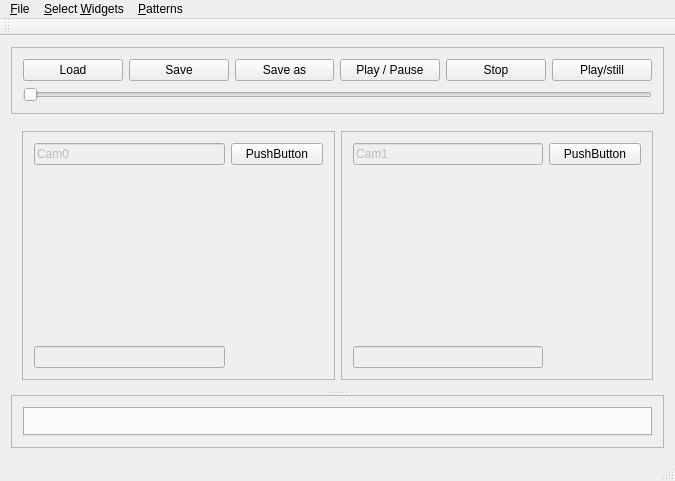
afigegoznaet/CamDemo, file mainwindow.ui: the form before one commit.
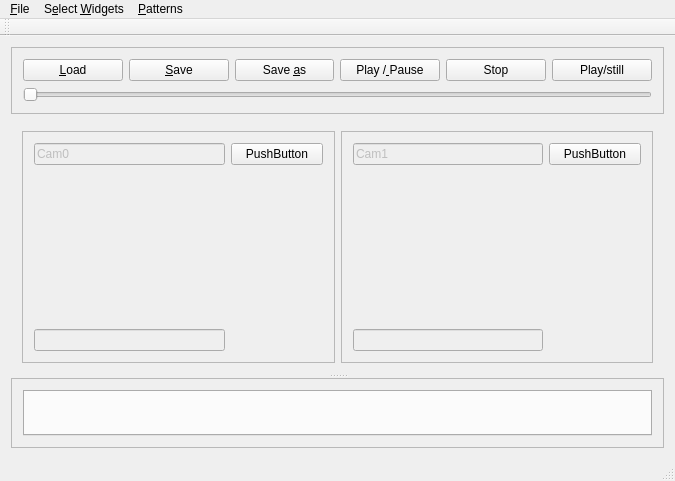
The form after the commit. Custom widgets are drawn as their Qt base class.

What changed in the file:
```diff
--- a/mainwindow.ui
+++ b/mainwindow.ui
@@ -29,28 +29,28 @@
          <item>
           <widget class="QPushButton" name="pushButton">
            <property name="text">
-            <string>Load</string>
+            <string>&amp;Load</string>
            </property>
           </widget>
          </item>
          <item>
           <widget class="QPushButton" name="pushButton_2">
            <property name="text">
-            <string>Save</string>
+            <string>&amp;Save</string>
            </property>
           </widget>
          </item>
          <item>
           <widget class="QPushButton" name="pushButton_3">
            <property name="text">
-            <string>Save as</string>
+            <string>Save &amp;as</string>
            </property>
           </widget>
          </item>
          <item>
           <widget class="QPushButton" name="pushButton_4">
            <property name="text">
-            <string>Play / Pause</string>
+            <string>Play /&amp; Pause</string>
            </property>
           </widget>
          </item>
@@ -113,19 +113,6 @@
              </property>
             </widget>
            </item>
-           <item row="1" column="0" colspan="3">
-            <spacer name="verticalSpacer0">
-             <property name="orientation">
-              <enum>Qt::Vertical</enum>
-             </property>
-             <property name="sizeHint" stdset="0">
-              <size>
-               <width>20</width>
-               <height>40</height>
-              </size>
-             </property>
-            </spacer>
-           </item>
            <item row="1" column="1">
             <widget class="VideoWidget" name="cam0" native="true"/>
            </item>
@@ -158,19 +145,6 @@
              </property>
             </widget>
            </item>
-           <item row="1" column="0" colspan="3">
-            <spacer name="verticalSpacer1">
-             <property name="orientation">
-              <enum>Qt::Vertical</enum>
-             </property>
-             <property name="sizeHint" stdset="0">
-              <size>
-               <width>20</width>
-               <height>40</height>
-              </size>
-             </property>
-            </spacer>
-           </item>
            <item row="0" column="2">
             <widget class="QPushButton" name="pushButton1">
              <property name="text">
@@ -233,7 +207,7 @@
    </widget>
    <widget class="QMenu" name="menuSelect_Media">
     <property name="title">
-     <string>&amp;Select &amp;Widgets</string>
+     <string>S&amp;elect &amp;Widgets</string>
     </property>
     <addaction name="actionCAM0"/>
     <addaction name="actionCAM1"/>
```
Left out of the diff: 12 changed lines with no effect on the pictures.
